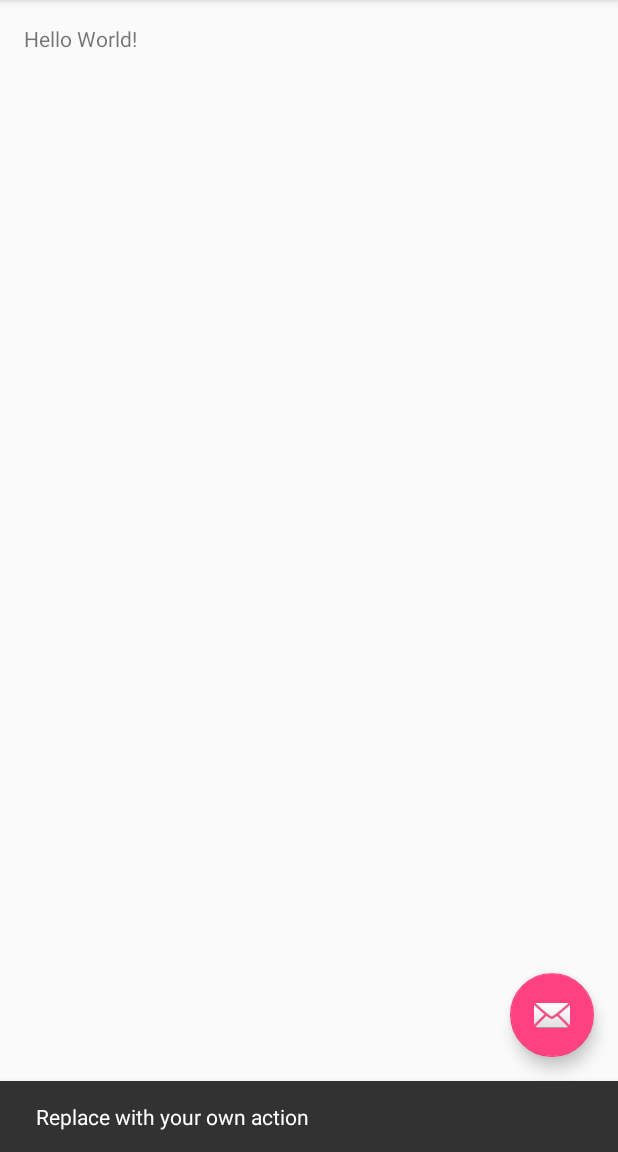
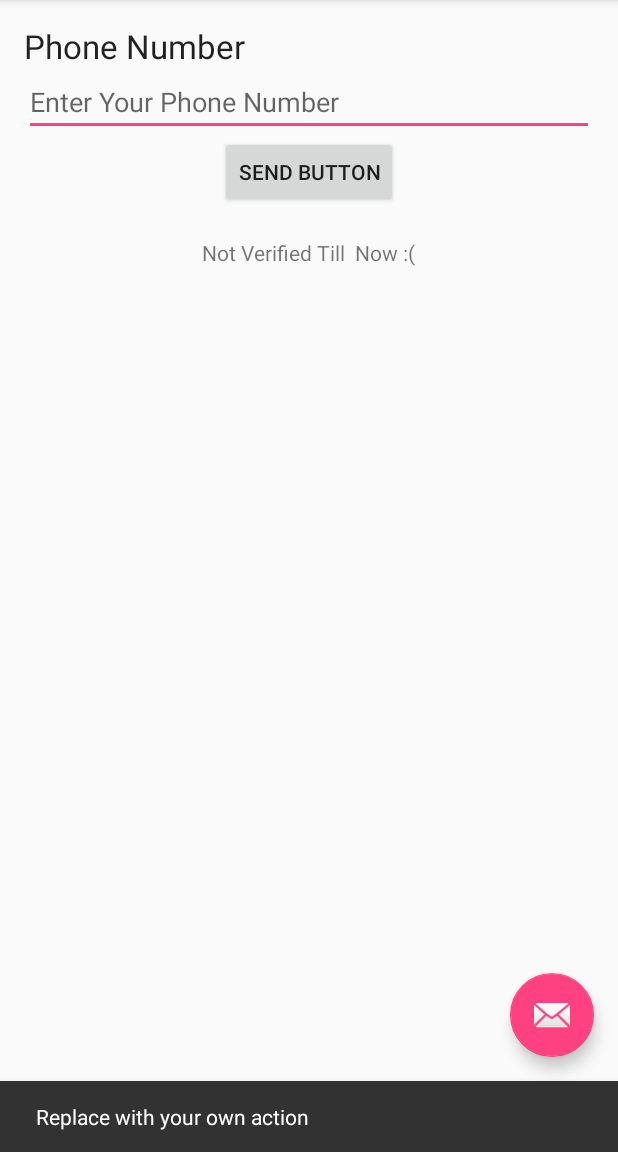
Before and after one commit to manubhats/KonnectMe, an Android app: the screen it shows after launch (MainActivity), after a tap on an icon or button, on a phone screen of 412 x 824 dp, the part 84-1236 px from its top. Run offline under Robolectric (Android 15) with nearby library versions, the phone set to English and light mode, and no system bars.

Commit message:
working on phone verfication

```diff
--- a/app/src/main/java/hackdfw/connectme/MainActivity.java
+++ b/app/src/main/java/hackdfw/connectme/MainActivity.java
@@ -1,15 +1,35 @@
 package hackdfw.connectme;
 
+import android.content.BroadcastReceiver;
+import android.content.Context;
+import android.content.Intent;
+import android.database.Cursor;
+import android.net.Uri;
 import android.os.Bundle;
 import android.support.design.widget.FloatingActionButton;
 import android.support.design.widget.Snackbar;
 import android.support.v7.app.AppCompatActivity;
 import android.support.v7.widget.Toolbar;
-import android.view.View;
+import android.telephony.SmsManager;
+import android.util.Log;
 import android.view.Menu;
 import android.view.MenuItem;
+import android.view.View;
+import android.widget.Button;
+import android.widget.EditText;
+import android.widget.TextView;
+import android.widget.Toast;
 
-public class MainActivity extends AppCompatActivity {
+public class MainActivity extends AppCompatActivity implements View.OnClickListener{
+
+    private static final String LOG_TAG = MainActivity.class.getSimpleName();
+
+    private TextView verifed;
+    private Button sendSMS;
+    private EditText userPhoneNumber;
+    private BroadcastReceiver receiver;
+    private SMSBroadcastReceiver smsBroadcastReceiver;
+    private Thread thread;
 
     @Override
     protected void onCreate(Bundle savedInstanceState) {
@@ -17,6 +37,13 @@ public class MainActivity extends AppCompatActivity {
         setContentView(R.layout.activity_main);
         Toolbar toolbar = (Toolbar) findViewById(R.id.toolbar);
         setSupportActionBar(toolbar);
+
+        sendSMS = (Button) findViewById(R.id.btn_sendSMS);
+        userPhoneNumber = (EditText) findViewById(R.id.et_userPhone);
+        verifed = (TextView) findViewById(R.id.tv_verified);
+
+        sendSMS.setOnClickListener(this);
+
 
         FloatingActionButton fab = (FloatingActionButton) findViewById(R.id.fab);
         fab.setOnClickListener(new View.OnClickListener() {
@@ -49,4 +76,37 @@ public class MainActivity extends AppCompatActivity {
 
         return super.onOptionsItemSelected(item);
     }
+
+
+    @Override
+    public void onClick(View v) {
+
+        switch(v.getId()) {
+
+            case R.id.btn_sendSMS:
+                String number = userPhoneNumber.getText().toString();
+
+                SmsManager sms = SmsManager.getDefault();
+                sms.sendTextMessage(number, null, "Works", null, null);
+                Log.d(LOG_TAG, "Button Pressed");
+        }
+    }
+
+    public class SMSBroadcastReceiver extends BroadcastReceiver {
+
+        private final String TAG = SMSBroadcastReceiver.class.getSimpleName();
+        public static final String SMS_CONTENT = "sms_content";
+
+        @Override
+        public void onReceive(Context context, Intent intent) {
+            Log.i(TAG, "Intent recieved: " + intent.getAction());
+
+            Cursor c = context.getContentResolver().query(Uri.parse("content://sms/inbox"), null, null, null, null);
+            c.moveToFirst();
+            String smsBody = c.getString(12);
+            Toast.makeText(context, "SMS RECEIVED:", Toast.LENGTH_LONG).show();
+            Toast.makeText(context, smsBody, Toast.LENGTH_LONG).show();
+        }
+    }
+
 }
--- a/app/src/main/res/layout/content_main.xml
+++ b/app/src/main/res/layout/content_main.xml
@@ -1,5 +1,5 @@
 <?xml version="1.0" encoding="utf-8"?>
-<RelativeLayout xmlns:android="http://schemas.android.com/apk/res/android"
+<LinearLayout xmlns:android="http://schemas.android.com/apk/res/android"
     xmlns:app="http://schemas.android.com/apk/res-auto"
     xmlns:tools="http://schemas.android.com/tools"
     android:layout_width="match_parent"
@@ -10,10 +10,39 @@
     android:paddingTop="@dimen/activity_vertical_margin"
     app:layout_behavior="@string/appbar_scrolling_view_behavior"
     tools:context="hackdfw.connectme.MainActivity"
-    tools:showIn="@layout/activity_main">
+    tools:showIn="@layout/activity_main"
+    android:orientation="vertical">
+
 
     <TextView
         android:layout_width="wrap_content"
         android:layout_height="wrap_content"
-        android:text="Hello World!" />
-</RelativeLayout>
+        android:textAppearance="?android:attr/textAppearanceLarge"
+        android:text="Phone Number"
+        android:id="@+id/textView" />
+
+    <EditText
+        android:layout_width="match_parent"
+        android:layout_height="wrap_content"
+        android:inputType="phone"
+        android:ems="10"
+        android:id="@+id/et_userPhone"
+        android:layout_gravity="center_horizontal"
+        android:hint="Enter Your Phone Number"/>
+
+    <Button
+        android:layout_width="wrap_content"
+        android:layout_height="wrap_content"
+        android:text="Send Button"
+        android:id="@+id/btn_sendSMS"
+        android:layout_gravity="center"/>
+
+    <TextView
+        android:padding="20dp"
+        android:layout_width="wrap_content"
+        android:layout_height="wrap_content"
+        android:text="Not Verified Till  Now :("
+        android:id="@+id/tv_verified"
+        android:layout_gravity="center_horizontal" />
+
+</LinearLayout>
```
Also changed, not shown: app/src/main/AndroidManifest.xml (+11 -0 lines).
